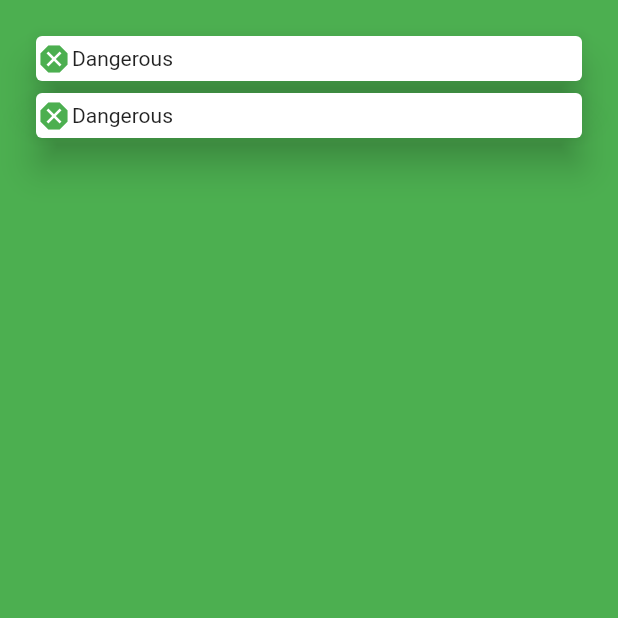
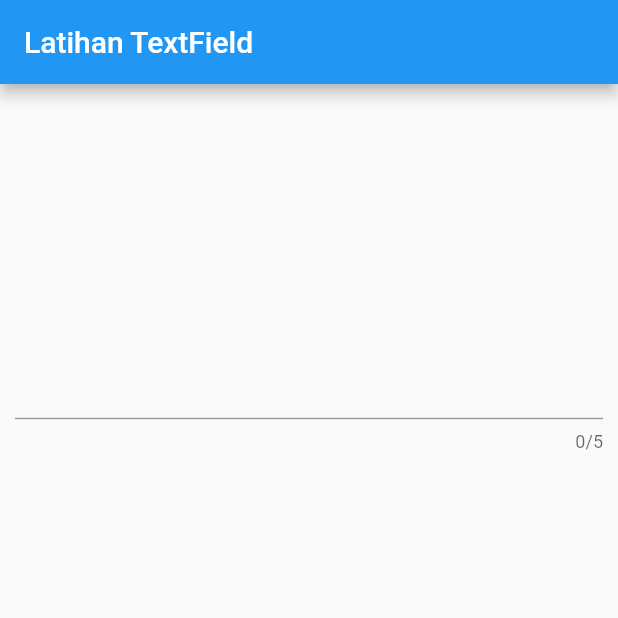
Before and after one commit to lukypurdiono/flutter, a Flutter app: the screen it shows after launch, on a phone screen of 412 x 824 dp, the top half of it. Run offline on Flutter 3.47's test engine with Material 2 defaults, Android fonts, the phone set to English and light mode, and no system bars.

Commit message:
text field

```diff
--- a/lib/main.dart
+++ b/lib/main.dart
@@ -2,43 +2,41 @@ import 'package:flutter/material.dart';
 
 void main() => runApp(MyApp());
 
-class MyApp extends StatelessWidget {
+class MyApp extends StatefulWidget {
   const MyApp({Key? key}) : super(key: key);
 
+  @override
+  _MyAppState createState() => _MyAppState();
+}
+
+class _MyAppState extends State<MyApp> {
+  TextEditingController controller = TextEditingController();
   @override
   Widget build(BuildContext context) {
     return MaterialApp(
       home: Scaffold(
-        backgroundColor: Colors.green,
+        appBar: AppBar(
+          title: Text('Latihan TextField'),
+        ),
         body: Container(
-          margin: EdgeInsets.all(10.0),
-          padding: EdgeInsets.all(10.0),
-          child: ListView(
+          margin: EdgeInsets.all(10),
+          child: Column(
+            mainAxisAlignment: MainAxisAlignment.spaceAround,
             children: <Widget>[
-              buildCard(Icons.dangerous, 'Dangerous'),
-              buildCard(Icons.dangerous, 'Dangerous'),
+              TextField(
+                obscureText: true, //apabila password yg diinput
+                maxLength: 5, // panjang maksimal 5 karakter
+                maxLines: 1, //apabila sudah mentok, cuma ada 1 baris
+                onChanged: (value) {
+                  setState(() {});
+                },
+                controller: controller,
+              ),
+              Text(controller.text),
             ],
           ),
         ),
       ),
     );
   }
-
-  Card buildCard(IconData iconData, String text) {
-    return Card(
-      elevation: 10,
-      child: Row(
-        children: <Widget>[
-          Container(
-            height: 30,
-            child: Icon(
-              iconData,
-              color: Colors.green,
-            ),
-          ),
-          Text(text),
-        ],
-      ),
-    );
-  }
 }
```
